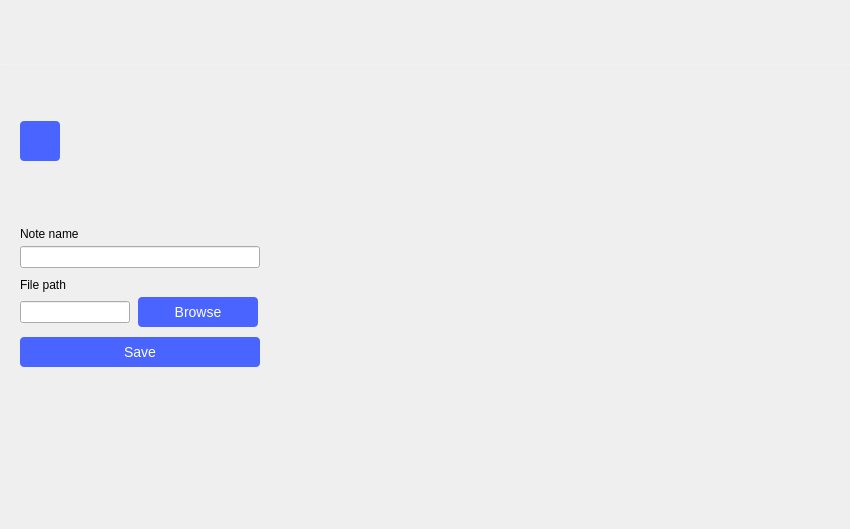
Old version of the form ui/user_notes.ui in the repository analogdevicesinc/scopy.
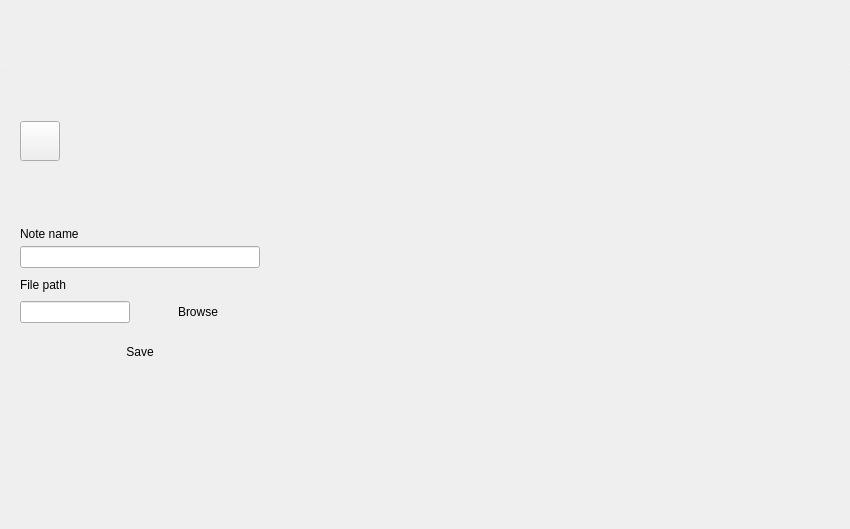
New version of the form. Icons and pictures are not drawn. Custom widgets are drawn as their Qt base class.

```diff
--- a/ui/user_notes.ui
+++ b/ui/user_notes.ui
@@ -68,26 +68,7 @@
          <property name="styleSheet">
           <string notr="true">QPushButton {
   	border: 0px;
-  	border-radius: 4px;
-  	background-color: #4a64ff;
-	color: #ffffff;
-  	font-size: 14px;
-}
-
-QPushButton:hover
-{
-background-color: #4a34ff;
-}
-
-QPushButton:disabled {
-background-color: gray;
-color:white;
-}
-
-QPushButton:disabled {
-  background-color:  #727273;
-}
-</string>
+}</string>
          </property>
          <property name="text">
           <string>Save</string>
@@ -197,26 +178,7 @@
              <property name="styleSheet">
               <string notr="true">QPushButton {
   	border: 0px;
-  	border-radius: 4px;
-  	background-color: #4a64ff;
-	color: #ffffff;
-  	font-size: 14px;
-}
-
-QPushButton:hover
-{
-background-color: #4a34ff;
-}
-
-QPushButton:disabled {
-background-color: gray;
-color:white;
-}
-
-QPushButton:disabled {
-  background-color:  #727273;
-}
-</string>
+}</string>
              </property>
              <property name="text">
               <string>Browse</string>
@@ -471,16 +433,6 @@
 height: 40px;
 width: 40px;
 border-width: 0px;
-border-radius: 4px;
-background-color: #4A64FF;
-}
-
-QPushButton:hover {
-background-color: #4a34ff;
-}
-
-QPushButton:checked {
-background-color: #4a34ff;
 }</string>
           </property>
           <property name="text">
@@ -562,18 +514,18 @@
   </layout>
  </widget>
  <customwidgets>
-  <customwidget>
-   <class>adiscope::StackedHomepage</class>
-   <extends>QStackedWidget</extends>
-   <header>stacked_homepage.h</header>
-   <container>1</container>
-  </customwidget>
   <customwidget>
    <class>adiscope::OscCustomScrollArea</class>
    <extends>QScrollArea</extends>
    <header>osc_custom_scroll.h</header>
    <container>1</container>
   </customwidget>
+  <customwidget>
+   <class>adiscope::StackedHomepage</class>
+   <extends>QStackedWidget</extends>
+   <header>stacked_homepage.h</header>
+   <container>1</container>
+  </customwidget>
  </customwidgets>
  <resources>
   <include location="../resources/resources.qrc"/>
```
Left out of the diff: 9 changed lines with no effect on the pictures.
